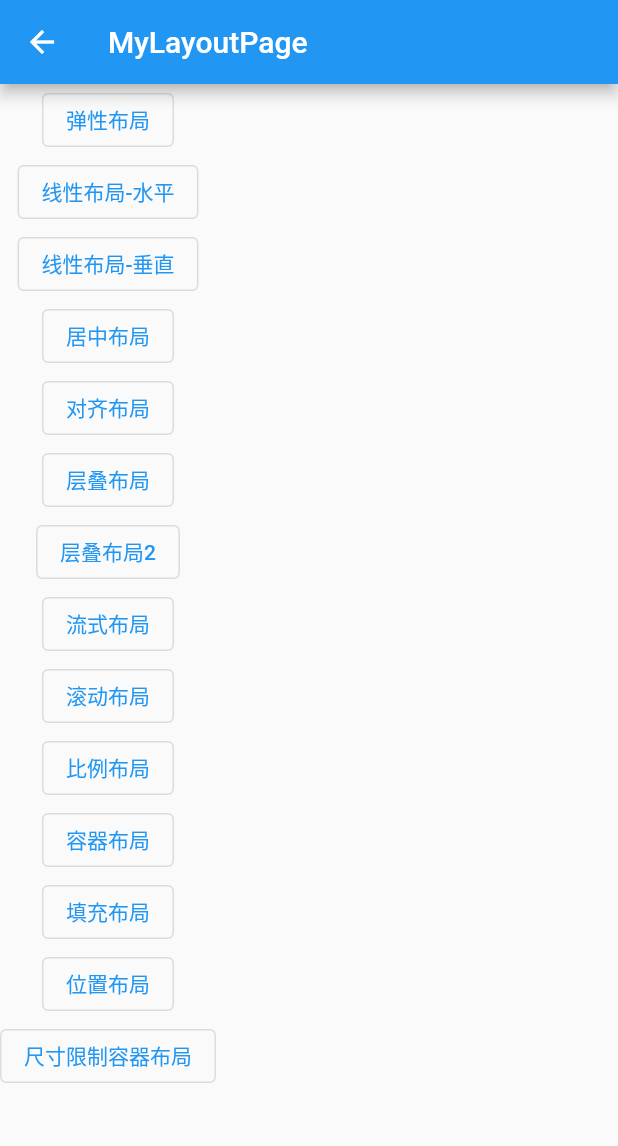
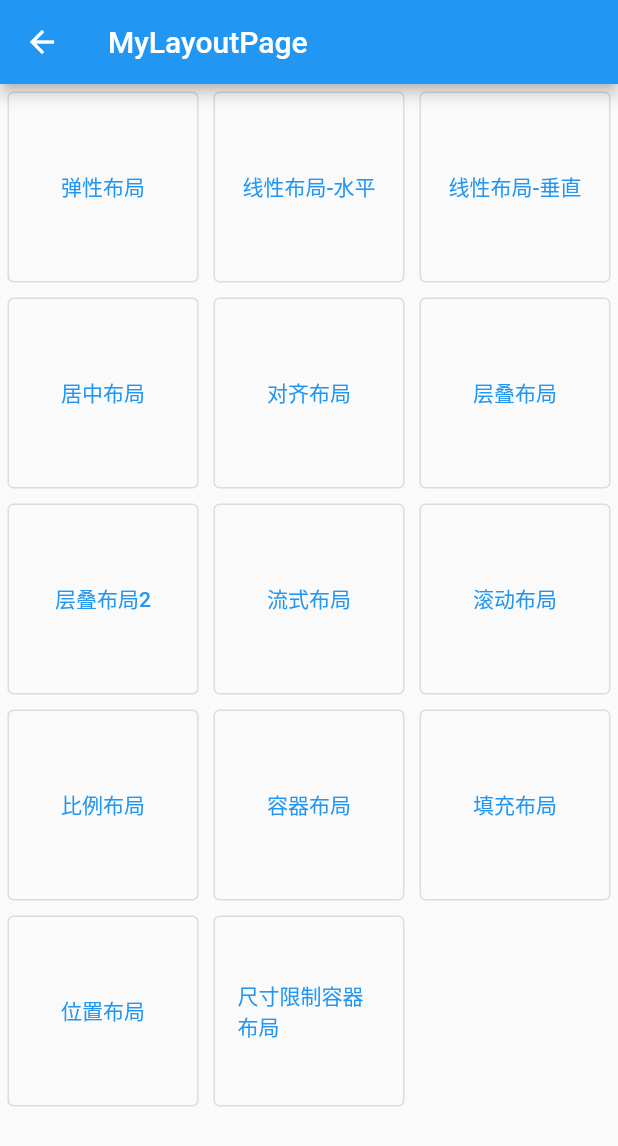
Before and after one commit to kanglongba/my_first_flutter, a Flutter app: the MyLayoutPage screen opened by its route, on a phone screen of 412 x 824 dp. Shown: the top 1146 px of the screen. Run offline on Flutter 3.47's test engine with Material 2 defaults, Android fonts, the phone set to English and light mode, and no system bars; our stand-ins replace dio, fluttertoast, shared_preferences; accounts and stored records are empty.

```diff
--- a/lib/my_layout_page.dart
+++ b/lib/my_layout_page.dart
@@ -9,7 +9,13 @@ class MyLayoutPage extends StatelessWidget {
       appBar: AppBar(
         title: const Text('MyLayoutPage'),
       ),
-      body: Column(
+      body: GridView.count(
+        primary: false,
+        scrollDirection: Axis.vertical,
+        crossAxisCount: 3, //交叉轴子widget的个数
+        padding: EdgeInsets.all(5),
+        mainAxisSpacing: 10,
+        crossAxisSpacing: 10,
         children: [
           OutlinedButton(
               onPressed: () {
```
